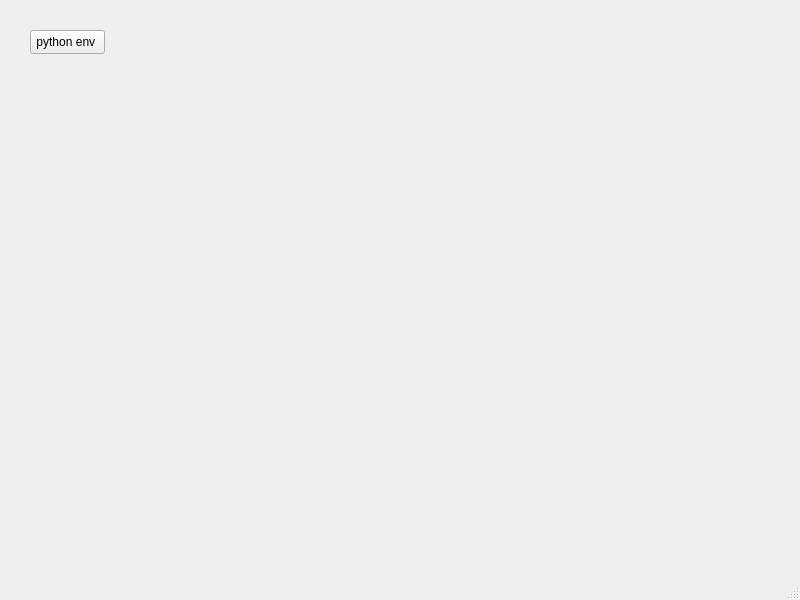
The window that mainwindow.ui (Radicas/Crane) describes before a commit, drawn with Qt 5.
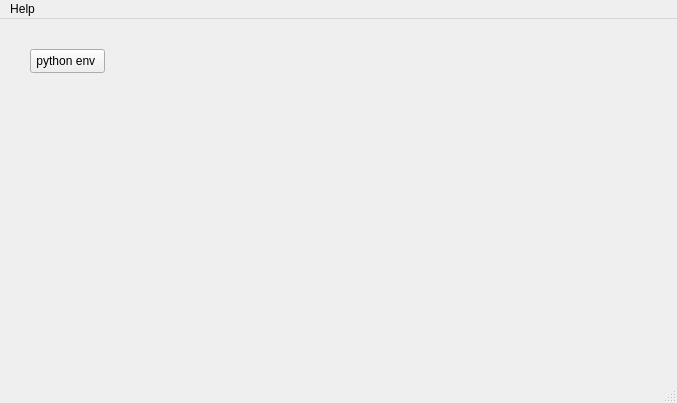
The same window after the commit.

```diff
--- a/mainwindow.ui
+++ b/mainwindow.ui
@@ -6,8 +6,8 @@
    <rect>
     <x>0</x>
     <y>0</y>
-    <width>800</width>
-    <height>600</height>
+    <width>677</width>
+    <height>403</height>
    </rect>
   </property>
   <property name="windowTitle">
@@ -33,10 +33,18 @@
     <rect>
      <x>0</x>
      <y>0</y>
-     <width>800</width>
-     <height>22</height>
+     <width>677</width>
+     <height>23</height>
     </rect>
    </property>
+   <widget class="QMenu" name="menuHelp">
+    <property name="title">
+     <string>Help</string>
+    </property>
+    <addaction name="actionAbout"/>
+    <addaction name="actionExit"/>
+   </widget>
+   <addaction name="menuHelp"/>
   </widget>
   <widget class="QStatusBar" name="statusbar"/>
  </widget>
```
Left out of the diff: 12 changed lines with no effect on the pictures.
